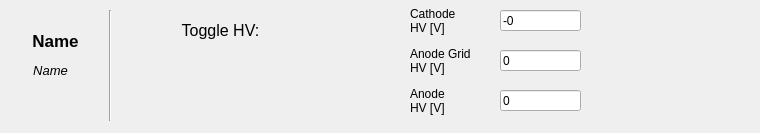
The window that sbndprmdaq/prm_settings/single_prm_hv_settings.ui (marcodeltutto/SBNDPurityMonitorDAQ) describes before a commit, drawn with Qt 5.
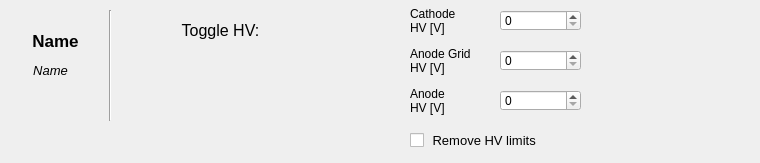
The same window after the commit. Custom widgets are drawn as their Qt base class.

Commit message: optionally enforce HV limits

The edit to the form file:
```diff
--- a/sbndprmdaq/prm_settings/single_prm_hv_settings.ui
+++ b/sbndprmdaq/prm_settings/single_prm_hv_settings.ui
@@ -7,7 +7,7 @@
     <x>0</x>
     <y>0</y>
     <width>760</width>
-    <height>133</height>
+    <height>163</height>
    </rect>
   </property>
   <property name="windowTitle">
@@ -133,7 +133,7 @@
 HV [V]</string>
     </property>
    </widget>
-   <widget class="QLineEdit" name="_cathode_hv">
+   <widget class="QSpinBox" name="_cathode_hv">
     <property name="geometry">
      <rect>
       <x>500</x>
@@ -142,11 +142,11 @@
       <height>21</height>
      </rect>
     </property>
-    <property name="text">
+    <property name="value">
      <string>-0</string>
     </property>
    </widget>
-   <widget class="QLineEdit" name="_anode_hv">
+   <widget class="QSpinBox" name="_anode_hv">
     <property name="geometry">
      <rect>
       <x>500</x>
@@ -155,7 +155,7 @@
       <height>21</height>
      </rect>
     </property>
-    <property name="text">
+    <property name="value">
      <string>0</string>
     </property>
    </widget>
@@ -173,7 +173,7 @@
 HV [V]</string>
     </property>
    </widget>
-   <widget class="QLineEdit" name="_anodegrid_hv">
+   <widget class="QSpinBox" name="_anodegrid_hv">
     <property name="geometry">
      <rect>
       <x>500</x>
@@ -182,11 +182,29 @@
       <height>21</height>
      </rect>
     </property>
-    <property name="text">
+    <property name="value">
      <string>0</string>
     </property>
    </widget>
-  </widget>
+   </widget>
+   <widget class="QCheckBox" name="_hv_remove_limits">
+    <property name="geometry">
+     <rect>
+      <x>410</x>
+      <y>130</y>
+      <width>182</width>
+      <height>21</height>
+     </rect>
+    </property>
+    <property name="font">
+     <font>
+      <pointsize>10</pointsize>
+     </font>
+    </property>
+    <property name="text">
+     <string> Remove HV limits</string>
+    </property>
+   </widget>
   <action name="actionShow_Logs">
    <property name="text">
     <string>Show Logs</string>
```
The commit also changes 4 other files.
